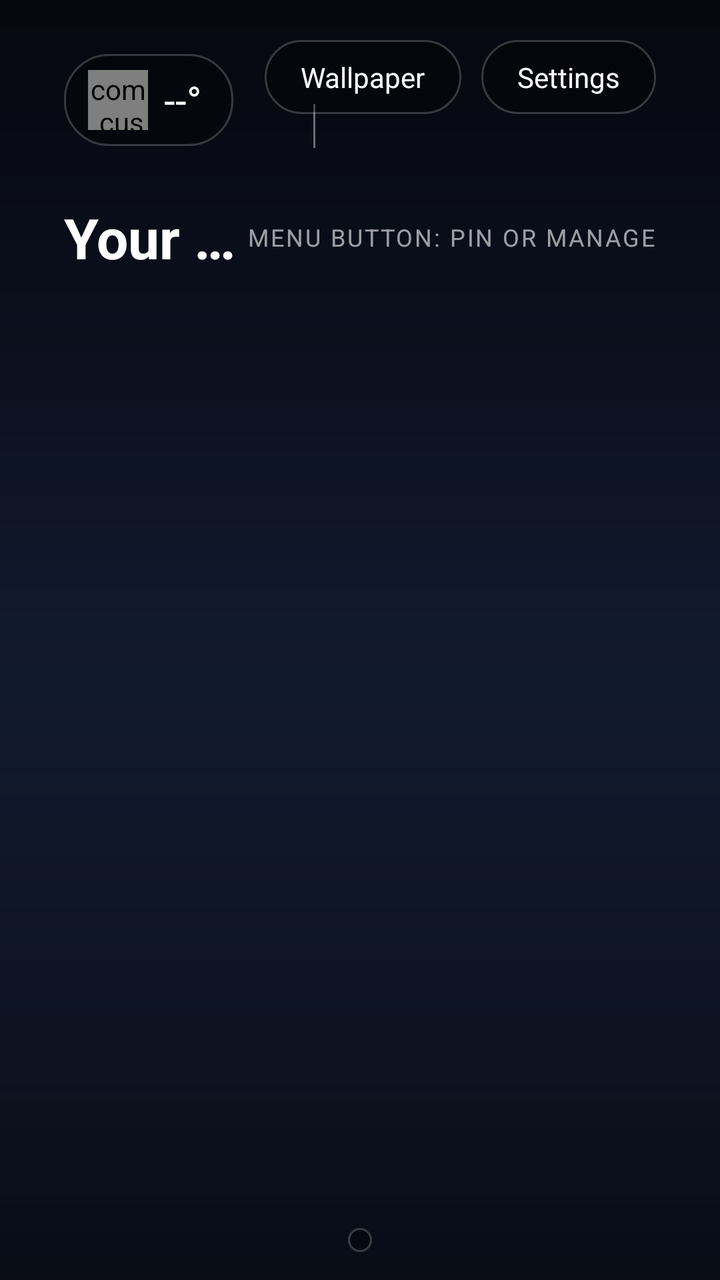
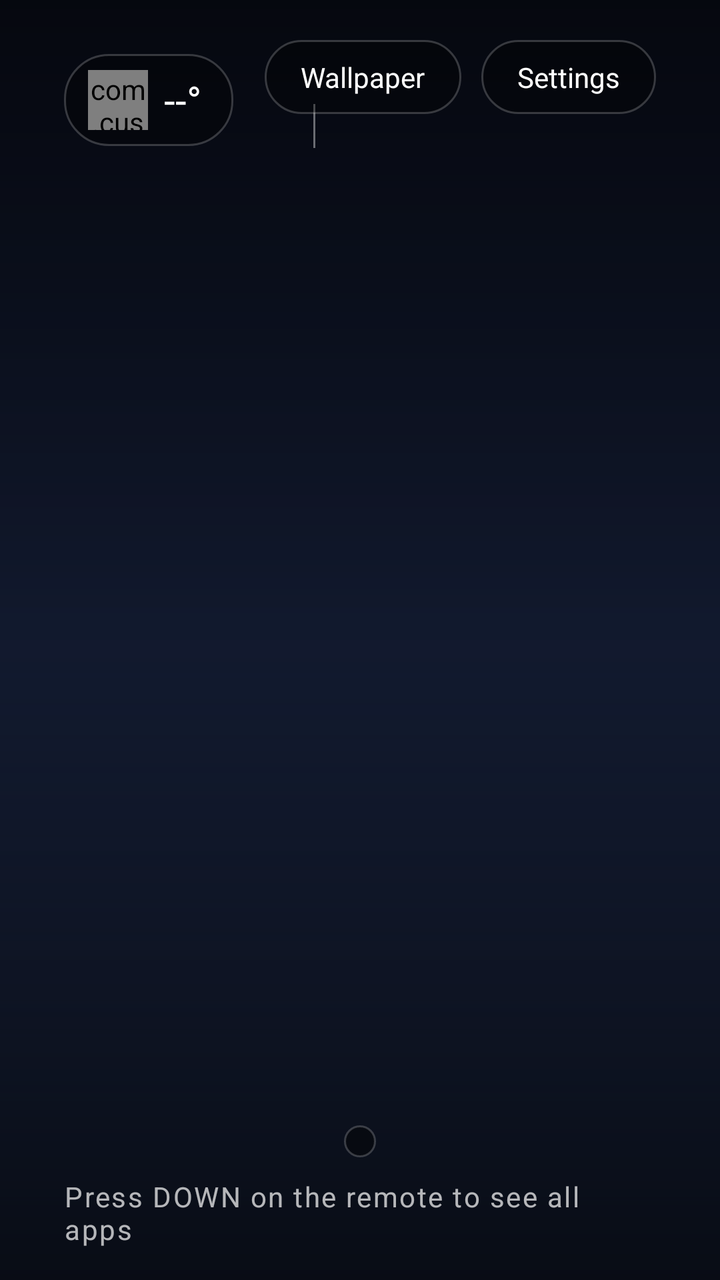

An Android layout rendered at two revisions. The XML below is the earlier revision; the diff shows what the commit changed to produce the second picture.
<!-- AndroidManifest.xml: application theme LauncherTheme -->
<!-- res/layout/activity_main.xml -->
<?xml version="1.0" encoding="utf-8"?>
<FrameLayout xmlns:android="http://schemas.android.com/apk/res/android"
    android:layout_width="match_parent"
    android:layout_height="match_parent">

    <ImageView
        android:id="@+id/wallpaper"
        android:layout_width="match_parent"
        android:layout_height="match_parent"
        android:contentDescription="@null"
        android:scaleType="centerCrop" />

    <View
        android:layout_width="match_parent"
        android:layout_height="match_parent"
        android:background="@drawable/scrim" />

    <LinearLayout
        android:id="@+id/mainContent"
        android:layout_width="match_parent"
        android:layout_height="match_parent"
        android:orientation="vertical"
        android:paddingLeft="32dp"
        android:paddingTop="20dp"
        android:paddingRight="32dp"
        android:paddingBottom="14dp">

        
        <RelativeLayout
            android:layout_width="match_parent"
            android:layout_height="wrap_content">

            <LinearLayout
                android:layout_width="wrap_content"
                android:layout_height="wrap_content"
                android:layout_alignParentLeft="true"
                android:gravity="center_vertical"
                android:orientation="horizontal">

                <LinearLayout
                    android:id="@+id/weatherChip"
                    android:layout_width="wrap_content"
                    android:layout_height="wrap_content"
                    android:background="@drawable/pill_bg"
                    android:clickable="true"
                    android:focusable="true"
                    android:gravity="center_vertical"
                    android:orientation="horizontal"
                    android:paddingLeft="12dp"
                    android:paddingTop="8dp"
                    android:paddingRight="16dp"
                    android:paddingBottom="8dp">

                    <com.custom.firelauncher.WeatherIconView
                        android:id="@+id/chipIcon"
                        android:layout_width="30dp"
                        android:layout_height="30dp" />

                    <TextView
                        android:id="@+id/chipTemp"
                        android:layout_width="wrap_content"
                        android:layout_height="wrap_content"
                        android:layout_marginLeft="8dp"
                        android:text="--°"
                        android:textColor="#FFFFFF"
                        android:textSize="20sp" />
                </LinearLayout>

                <LinearLayout
                    android:layout_width="wrap_content"
                    android:layout_height="wrap_content"
                    android:layout_marginLeft="22dp"
                    android:orientation="vertical">

                    <TextView
                        android:id="@+id/greeting"
                        android:layout_width="wrap_content"
                        android:layout_height="wrap_content"
                        android:letterSpacing="0.15"
                        android:textColor="#CCFFFFFF"
                        android:textSize="11sp" />

                    <LinearLayout
                        android:layout_width="wrap_content"
                        android:layout_height="wrap_content"
                        android:gravity="bottom"
                        android:orientation="horizontal">

                        <TextView
                            android:id="@+id/clock"
                            android:layout_width="wrap_content"
                            android:layout_height="wrap_content"
                            android:fontFamily="sans-serif-light"
                            android:textColor="#FFFFFF"
                            android:textSize="34sp" />

                        <TextView
                            android:id="@+id/clockSuffix"
                            android:layout_width="wrap_content"
                            android:layout_height="wrap_content"
                            android:layout_marginLeft="4dp"
                            android:layout_marginBottom="6dp"
                            android:textColor="#FFFFFF"
                            android:textSize="13sp" />

                        <View
                            android:layout_width="1dp"
                            android:layout_height="22dp"
                            android:layout_marginLeft="14dp"
                            android:layout_marginRight="14dp"
                            android:layout_marginBottom="6dp"
                            android:background="#66FFFFFF" />

                        <TextView
                            android:id="@+id/dateText"
                            android:layout_width="wrap_content"
                            android:layout_height="wrap_content"
                            android:layout_marginBottom="6dp"
                            android:letterSpacing="0.12"
                            android:textColor="#E6FFFFFF"
                            android:textSize="13sp" />
                    </LinearLayout>
                </LinearLayout>
            </LinearLayout>

            <LinearLayout
                android:layout_width="wrap_content"
                android:layout_height="wrap_content"
                android:layout_alignParentRight="true"
                android:orientation="horizontal">

                <TextView
                    android:id="@+id/pillWallpaper"
                    style="@style/Pill"
                    android:layout_width="wrap_content"
                    android:layout_height="wrap_content"
                    android:text="@string/wallpaper" />

                <TextView
                    android:id="@+id/pillSettings"
                    style="@style/Pill"
                    android:layout_width="wrap_content"
                    android:layout_height="wrap_content"
                    android:layout_marginLeft="10dp"
                    android:text="@string/settings" />
            </LinearLayout>
        </RelativeLayout>

        
        <RelativeLayout
            android:layout_width="match_parent"
            android:layout_height="wrap_content"
            android:layout_marginTop="20dp">

            <TextView
                android:id="@+id/menuHint"
                android:layout_width="wrap_content"
                android:layout_height="wrap_content"
                android:layout_alignParentRight="true"
                android:layout_centerVertical="true"
                android:letterSpacing="0.08"
                android:text="@string/hint"
                android:textColor="#99FFFFFF"
                android:textSize="12sp" />

            <TextView
                android:id="@+id/focusTitle"
                android:layout_width="match_parent"
                android:layout_height="wrap_content"
                android:layout_toLeftOf="@id/menuHint"
                android:ellipsize="end"
                android:maxLines="1"
                android:text="@string/your_apps"
                android:textColor="#FFFFFF"
                android:textSize="28sp"
                android:textStyle="bold" />
        </RelativeLayout>

        
        <GridView
            android:id="@+id/grid"
            android:layout_width="match_parent"
            android:layout_height="0dp"
            android:layout_marginTop="6dp"
            android:layout_weight="1"
            android:clipToPadding="false"
            android:drawSelectorOnTop="true"
            android:fadingEdge="none"
            android:focusable="true"
            android:horizontalSpacing="0dp"
            android:listSelector="@drawable/card_selector"
            android:numColumns="4"
            android:overScrollMode="never"
            android:scrollbars="none"
            android:stretchMode="columnWidth"
            android:verticalSpacing="0dp" />

        
        <LinearLayout
            android:id="@+id/dock"
            android:layout_width="wrap_content"
            android:layout_height="wrap_content"
            android:layout_gravity="center_horizontal"
            android:layout_marginTop="6dp"
            android:background="@drawable/dock_bg"
            android:gravity="center"
            android:orientation="horizontal"
            android:padding="6dp" />
    </LinearLayout>

    
    <FrameLayout
        android:id="@+id/weatherPanel"
        android:layout_width="match_parent"
        android:layout_height="match_parent"
        android:background="#B3000000"
        android:clickable="true"
        android:visibility="gone">

        <LinearLayout
            android:layout_width="620dp"
            android:layout_height="wrap_content"
            android:layout_gravity="center"
            android:background="@drawable/panel_bg"
            android:orientation="vertical"
            android:padding="26dp">

            <RelativeLayout
                android:layout_width="match_parent"
                android:layout_height="wrap_content">

                <LinearLayout
                    android:id="@+id/wxButtons"
                    android:layout_width="wrap_content"
                    android:layout_height="wrap_content"
                    android:layout_alignParentRight="true"
                    android:orientation="horizontal">

                    <TextView
                        android:id="@+id/wxChange"
                        style="@style/Pill"
                        android:layout_width="wrap_content"
                        android:layout_height="wrap_content"
                        android:text="@string/change_city" />

                    <TextView
                        android:id="@+id/wxClose"
                        style="@style/Pill"
                        android:layout_width="wrap_content"
                        android:layout_height="wrap_content"
                        android:layout_marginLeft="10dp"
                        android:text="@string/close" />
                </LinearLayout>

                <TextView
                    android:id="@+id/wxPlace"
                    android:layout_width="match_parent"
                    android:layout_height="wrap_content"
                    android:layout_centerVertical="true"
                    android:layout_toLeftOf="@id/wxButtons"
                    android:ellipsize="end"
                    android:maxLines="1"
                    android:textColor="#FFFFFF"
                    android:textSize="20sp"
                    android:textStyle="bold" />
            </RelativeLayout>

            <LinearLayout
                android:layout_width="match_parent"
                android:layout_height="wrap_content"
                android:layout_marginTop="14dp"
                android:gravity="center_vertical"
                android:orientation="horizontal">

                <com.custom.firelauncher.WeatherIconView
                    android:id="@+id/wxIcon"
                    android:layout_width="84dp"
                    android:layout_height="84dp" />

                <TextView
                    android:id="@+id/wxTemp"
                    android:layout_width="wrap_content"
                    android:layout_height="wrap_content"
                    android:layout_marginLeft="14dp"
                    android:fontFamily="sans-serif-light"
                    android:textColor="#FFFFFF"
                    android:textSize="60sp" />

                <LinearLayout
                    android:layout_width="wrap_content"
                    android:layout_height="wrap_content"
                    android:layout_marginLeft="20dp"
                    android:orientation="vertical">

                    <TextView
                        android:id="@+id/wxCondition"
                        android:layout_width="wrap_content"
                        android:layout_height="wrap_content"
                        android:textColor="#FFFFFF"
                        android:textSize="22sp" />

                    <TextView
                        android:id="@+id/wxDetail"
                        android:layout_width="wrap_content"
                        android:layout_height="wrap_content"
                        android:layout_marginTop="4dp"
                        android:textColor="#CCFFFFFF"
                        android:textSize="14sp" />
                </LinearLayout>
            </LinearLayout>

            <LinearLayout
                android:id="@+id/wxStats1"
                android:layout_width="match_parent"
                android:layout_height="wrap_content"
                android:layout_marginTop="18dp"
                android:orientation="horizontal" />

            <LinearLayout
                android:id="@+id/wxStats2"
                android:layout_width="match_parent"
                android:layout_height="wrap_content"
                android:layout_marginTop="8dp"
                android:orientation="horizontal" />

            <LinearLayout
                android:id="@+id/wxForecast"
                android:layout_width="match_parent"
                android:layout_height="wrap_content"
                android:layout_marginTop="18dp"
                android:orientation="horizontal" />
        </LinearLayout>
    </FrameLayout>
</FrameLayout>
<!-- resources referenced by this layout -->
<resources>
  <!-- drawable card_selector (drawable) -->
  <?xml version="1.0" encoding="utf-8"?>
  <selector xmlns:android="http://schemas.android.com/apk/res/android">
      <item android:state_focused="true">
          <shape android:shape="rectangle">
              <solid android:color="#00000000" />
              <stroke
                  android:width="3dp"
                  android:color="#FFFFFFFF" />
              <corners android:radius="16dp" />
          </shape>
      </item>
      <item>
          <shape android:shape="rectangle">
              <solid android:color="#00000000" />
          </shape>
      </item>
  </selector>
  <!-- drawable dock_bg (drawable) -->
  <?xml version="1.0" encoding="utf-8"?>
  <shape xmlns:android="http://schemas.android.com/apk/res/android"
      android:shape="rectangle">
      <solid android:color="#66000000" />
      <stroke
          android:width="1dp"
          android:color="#33FFFFFF" />
      <corners android:radius="26dp" />
  </shape>
  <!-- drawable panel_bg (drawable) -->
  <?xml version="1.0" encoding="utf-8"?>
  <shape xmlns:android="http://schemas.android.com/apk/res/android"
      android:shape="rectangle">
      <solid android:color="#F01B1F2E" />
      <stroke
          android:width="1dp"
          android:color="#33FFFFFF" />
      <corners android:radius="24dp" />
  </shape>
  <!-- drawable pill_bg (drawable) -->
  <?xml version="1.0" encoding="utf-8"?>
  <selector xmlns:android="http://schemas.android.com/apk/res/android">
      <item android:state_focused="true">
          <shape android:shape="rectangle">
              <solid android:color="#66FFFFFF" />
              <stroke
                  android:width="2dp"
                  android:color="#FFFFFFFF" />
              <corners android:radius="22dp" />
          </shape>
      </item>
      <item>
          <shape android:shape="rectangle">
              <solid android:color="#55000000" />
              <stroke
                  android:width="1dp"
                  android:color="#33FFFFFF" />
              <corners android:radius="22dp" />
          </shape>
      </item>
  </selector>
  <!-- drawable scrim (drawable) -->
  <?xml version="1.0" encoding="utf-8"?>
  <shape xmlns:android="http://schemas.android.com/apk/res/android"
      android:shape="rectangle">
      <gradient
          android:angle="270"
          android:centerColor="#14000000"
          android:endColor="#B3000000"
          android:startColor="#80000000" />
  </shape>
  <string name="change_city">Change city</string>
  <string name="close">Close</string>
  <string name="hint">MENU BUTTON: PIN OR MANAGE</string>
  <string name="settings">Settings</string>
  <string name="wallpaper">Wallpaper</string>
  <string name="your_apps">Your apps</string>
  <style name="Pill">
          <item name="android:background">@drawable/pill_bg</item>
          <item name="android:clickable">true</item>
          <item name="android:focusable">true</item>
          <item name="android:gravity">center</item>
          <item name="android:paddingLeft">18dp</item>
          <item name="android:paddingRight">18dp</item>
          <item name="android:paddingTop">9dp</item>
          <item name="android:paddingBottom">9dp</item>
          <item name="android:textColor">#FFFFFF</item>
          <item name="android:textSize">14sp</item>
      </style>
  <style name="LauncherTheme" parent="@android:style/Theme.Material.NoActionBar">
          <item name="android:windowBackground">@drawable/bg_home</item>
      </style>
  <!-- drawable bg_home (drawable) -->
  <?xml version="1.0" encoding="utf-8"?>
  <shape xmlns:android="http://schemas.android.com/apk/res/android"
      android:shape="rectangle">
      <gradient
          android:angle="270"
          android:endColor="#1B2745"
          android:startColor="#0A0F1E" />
  </shape>
</resources>

<!-- the commit's change to res/layout/activity_main.xml (unified diff, before → after) -->
@@ -15,6 +15,7 @@
         android:layout_height="match_parent"
         android:background="@drawable/scrim" />
 
+    
     <LinearLayout
         android:id="@+id/mainContent"
         android:layout_width="match_parent"
@@ -23,9 +24,8 @@
         android:paddingLeft="32dp"
         android:paddingTop="20dp"
         android:paddingRight="32dp"
-        android:paddingBottom="14dp">
-
-        
+        android:paddingBottom="16dp">
+
         <RelativeLayout
             android:layout_width="match_parent"
             android:layout_height="wrap_content">
@@ -147,53 +147,10 @@
         </RelativeLayout>
 
         
-        <RelativeLayout
-            android:layout_width="match_parent"
-            android:layout_height="wrap_content"
-            android:layout_marginTop="20dp">
-
-            <TextView
-                android:id="@+id/menuHint"
-                android:layout_width="wrap_content"
-                android:layout_height="wrap_content"
-                android:layout_alignParentRight="true"
-                android:layout_centerVertical="true"
-                android:letterSpacing="0.08"
-                android:text="@string/hint"
-                android:textColor="#99FFFFFF"
-                android:textSize="12sp" />
-
-            <TextView
-                android:id="@+id/focusTitle"
-                android:layout_width="match_parent"
-                android:layout_height="wrap_content"
-                android:layout_toLeftOf="@id/menuHint"
-                android:ellipsize="end"
-                android:maxLines="1"
-                android:text="@string/your_apps"
-                android:textColor="#FFFFFF"
-                android:textSize="28sp"
-                android:textStyle="bold" />
-        </RelativeLayout>
-
-        
-        <GridView
-            android:id="@+id/grid"
+        <View
             android:layout_width="match_parent"
             android:layout_height="0dp"
-            android:layout_marginTop="6dp"
-            android:layout_weight="1"
-            android:clipToPadding="false"
-            android:drawSelectorOnTop="true"
-            android:fadingEdge="none"
-            android:focusable="true"
-            android:horizontalSpacing="0dp"
-            android:listSelector="@drawable/card_selector"
-            android:numColumns="4"
-            android:overScrollMode="never"
-            android:scrollbars="none"
-            android:stretchMode="columnWidth"
-            android:verticalSpacing="0dp" />
+            android:layout_weight="1" />
 
         
         <LinearLayout
@@ -201,12 +158,93 @@
             android:layout_width="wrap_content"
             android:layout_height="wrap_content"
             android:layout_gravity="center_horizontal"
-            android:layout_marginTop="6dp"
             android:background="@drawable/dock_bg"
             android:gravity="center"
             android:orientation="horizontal"
-            android:padding="6dp" />
+            android:padding="8dp" />
+
+        <TextView
+            android:id="@+id/dockHint"
+            android:layout_width="wrap_content"
+            android:layout_height="wrap_content"
+            android:layout_gravity="center_horizontal"
+            android:layout_marginTop="10dp"
+            android:letterSpacing="0.06"
+            android:text="@string/hint_dock"
+            android:textColor="#B3FFFFFF"
+            android:textSize="14sp" />
     </LinearLayout>
+
+    
+    <FrameLayout
+        android:id="@+id/allAppsPanel"
+        android:layout_width="match_parent"
+        android:layout_height="match_parent"
+        android:background="#E6080C18"
+        android:clickable="true"
+        android:visibility="gone">
+
+        <LinearLayout
+            android:layout_width="match_parent"
+            android:layout_height="match_parent"
+            android:orientation="vertical"
+            android:paddingLeft="32dp"
+            android:paddingTop="22dp"
+            android:paddingRight="32dp"
+            android:paddingBottom="14dp">
+
+            <LinearLayout
+                android:layout_width="match_parent"
+                android:layout_height="wrap_content"
+                android:gravity="center_vertical"
+                android:orientation="horizontal">
+
+                <TextView
+                    android:layout_width="wrap_content"
+                    android:layout_height="wrap_content"
+                    android:text="@string/all_apps"
+                    android:textColor="#FFFFFF"
+                    android:textSize="28sp"
+                    android:textStyle="bold" />
+
+                <TextView
+                    android:id="@+id/gridTitle"
+                    android:layout_width="match_parent"
+                    android:layout_height="wrap_content"
+                    android:layout_marginLeft="18dp"
+                    android:ellipsize="end"
+                    android:maxLines="1"
+                    android:textColor="#B3FFFFFF"
+                    android:textSize="18sp" />
+            </LinearLayout>
+
+            <GridView
+                android:id="@+id/grid"
+                android:layout_width="match_parent"
+                android:layout_height="0dp"
+                android:layout_marginTop="6dp"
+                android:layout_weight="1"
+                android:clipToPadding="false"
+                android:drawSelectorOnTop="true"
+                android:fadingEdge="none"
+                android:focusable="true"
+                android:horizontalSpacing="0dp"
+                android:listSelector="@drawable/card_selector"
+                android:numColumns="4"
+                android:overScrollMode="never"
+                android:scrollbars="none"
+                android:stretchMode="columnWidth"
+                android:verticalSpacing="0dp" />
+
+            <TextView
+                android:layout_width="match_parent"
+                android:layout_height="wrap_content"
+                android:gravity="center_horizontal"
+                android:text="@string/hint_back"
+                android:textColor="#99FFFFFF"
+                android:textSize="13sp" />
+        </LinearLayout>
+    </FrameLayout>
 
     
     <FrameLayout
<!-- resource entries referenced after the edit -->
@@ -70,12 +70,13 @@
           android:endColor="#B3000000"
           android:startColor="#80000000" />
   </shape>
+  <string name="all_apps">All apps</string>
   <string name="change_city">Change city</string>
   <string name="close">Close</string>
-  <string name="hint">MENU BUTTON: PIN OR MANAGE</string>
+  <string name="hint_back">Press BACK to return home   ·   MENU button: add or remove from the bottom bar</string>
+  <string name="hint_dock">Press DOWN on the remote to see all apps</string>
   <string name="settings">Settings</string>
   <string name="wallpaper">Wallpaper</string>
-  <string name="your_apps">Your apps</string>
   <style name="Pill">
           <item name="android:background">@drawable/pill_bg</item>
           <item name="android:clickable">true</item>
